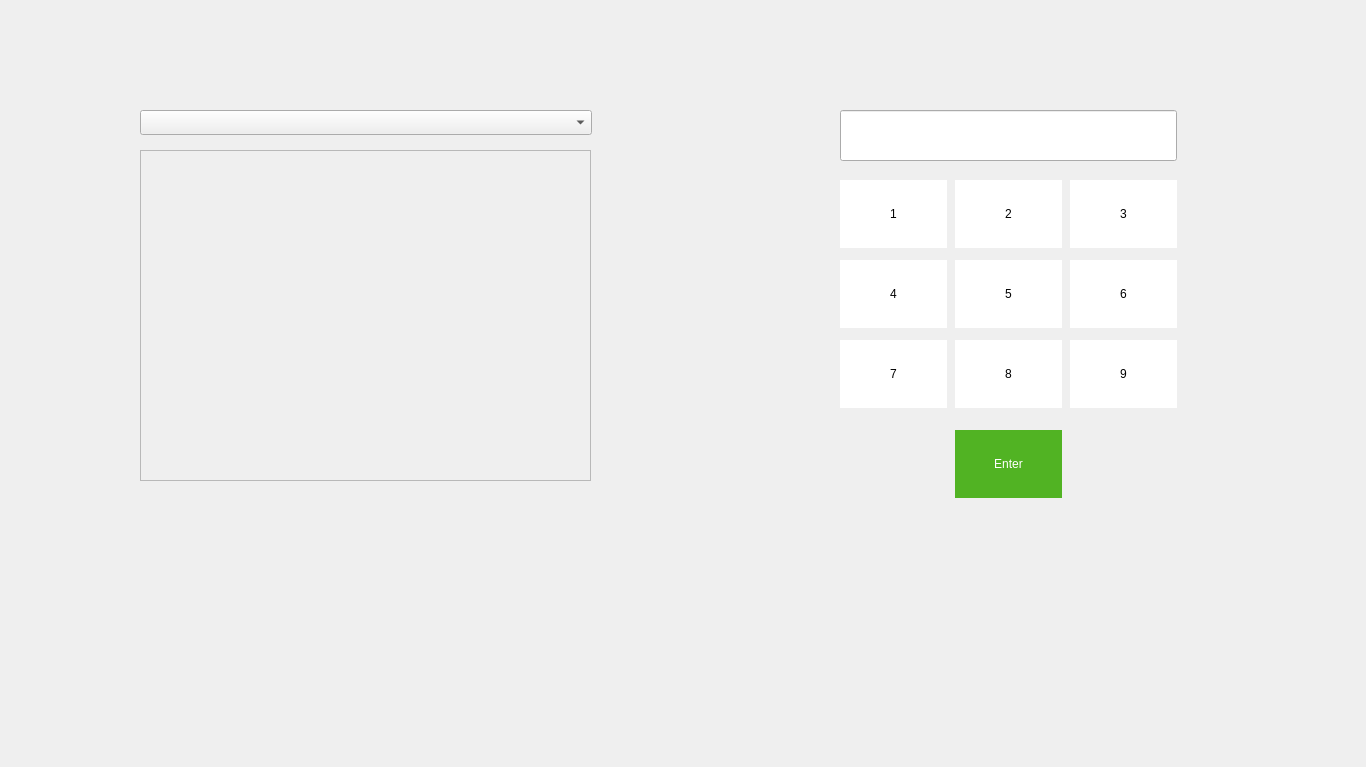
AngelGenis/Appetizer, file appetizer-core/mainwindow.ui: the form before one commit.
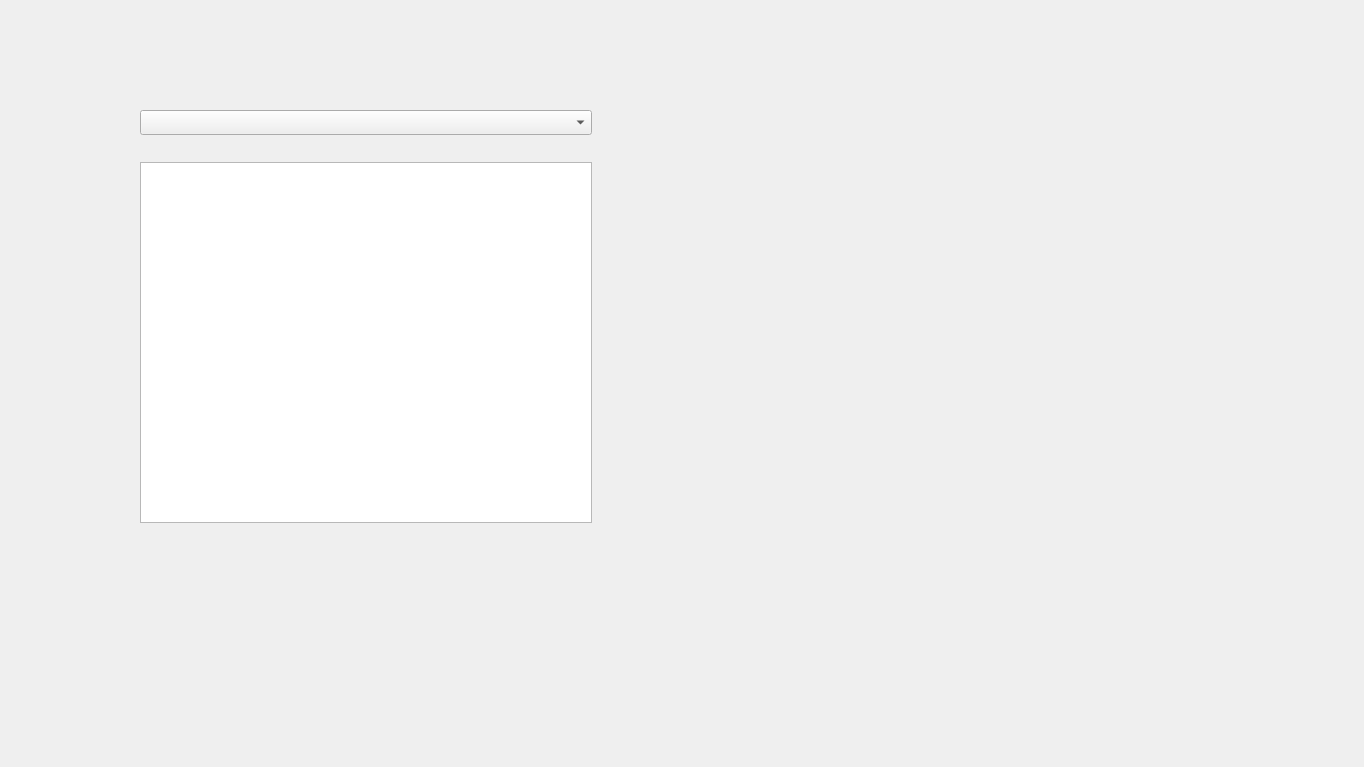
The form after the commit. Custom widgets are drawn as their Qt base class.

Commit message:
GUI De login y servicio de Autenticación completado.
* Se creo el componente KeypadWidget para reutilizar
  si es necesario la entrada del teclado númerico.

* La lista de usuarios se muestra en un QListView
  pero usando la clase RolesItemDelegate.

```diff
--- a/appetizer-core/mainwindow.ui
+++ b/appetizer-core/mainwindow.ui
@@ -6,13 +6,21 @@
    <rect>
     <x>0</x>
     <y>0</y>
-    <width>1366</width>
+    <width>1364</width>
     <height>767</height>
    </rect>
   </property>
   <property name="windowTitle">
    <string>MainWindow</string>
   </property>
+  <property name="styleSheet">
+   <string notr="true">QListView,
+QTableView {
+    show-decoration-selected: 1; /* make the selection span the entire width of the view */
+    selection-background-color:  rgba(81, 179, 35, 50)
+}
+</string>
+  </property>
   <widget class="QWidget" name="centralwidget">
    <widget class="QStackedWidget" name="stackedWidget">
     <property name="geometry">
@@ -26,191 +34,7 @@
     <property name="currentIndex">
      <number>0</number>
     </property>
-    <widget class="QWidget" name="page">
-     <widget class="QLineEdit" name="line_numeros_ingresados">
-      <property name="geometry">
-       <rect>
-        <x>830</x>
-        <y>110</y>
-        <width>337</width>
-        <height>51</height>
-       </rect>
-      </property>
-     </widget>
-     <widget class="QPushButton" name="btn_1">
-      <property name="geometry">
-       <rect>
-        <x>830</x>
-        <y>180</y>
-        <width>107</width>
-        <height>68</height>
-       </rect>
-      </property>
-      <property name="styleSheet">
-       <string notr="true">background: white;
-border: none;</string>
-      </property>
-      <property name="text">
-       <string>1</string>
-      </property>
-     </widget>
-     <widget class="QPushButton" name="btn_2">
-      <property name="geometry">
-       <rect>
-        <x>945</x>
-        <y>180</y>
-        <width>107</width>
-        <height>68</height>
-       </rect>
-      </property>
-      <property name="styleSheet">
-       <string notr="true">background: white;
-border: none;</string>
-      </property>
-      <property name="text">
-       <string>2</string>
-      </property>
-     </widget>
-     <widget class="QPushButton" name="btn_3">
-      <property name="geometry">
-       <rect>
-        <x>1060</x>
-        <y>180</y>
-        <width>107</width>
-        <height>68</height>
-       </rect>
-      </property>
-      <property name="styleSheet">
-       <string notr="true">background: white;
-border: none;
-
-</string>
-      </property>
-      <property name="text">
-       <string>3</string>
-      </property>
-     </widget>
-     <widget class="QPushButton" name="btn_6">
-      <property name="geometry">
-       <rect>
-        <x>1060</x>
-        <y>260</y>
-        <width>107</width>
-        <height>68</height>
-       </rect>
-      </property>
-      <property name="styleSheet">
-       <string notr="true">background: white;
-border: none;</string>
-      </property>
-      <property name="text">
-       <string>6</string>
-      </property>
-     </widget>
-     <widget class="QPushButton" name="btn_4">
-      <property name="geometry">
-       <rect>
-        <x>830</x>
-        <y>260</y>
-        <width>107</width>
-        <height>68</height>
-       </rect>
-      </property>
-      <property name="styleSheet">
-       <string notr="true">background: white;
-border: none;
-</string>
-      </property>
-      <property name="text">
-       <string>4</string>
-      </property>
-     </widget>
-     <widget class="QPushButton" name="btn_5">
-      <property name="geometry">
-       <rect>
-        <x>945</x>
-        <y>260</y>
-        <width>107</width>
-        <height>68</height>
-       </rect>
-      </property>
-      <property name="styleSheet">
-       <string notr="true">background: white;
-border: none;</string>
-      </property>
-      <property name="text">
-       <string>5</string>
-      </property>
-     </widget>
-     <widget class="QPushButton" name="btn_7">
-      <property name="geometry">
-       <rect>
-        <x>830</x>
-        <y>340</y>
-        <width>107</width>
-        <height>68</height>
-       </rect>
-      </property>
-      <property name="styleSheet">
-       <string notr="true">background: white;
-border: none;</string>
-      </property>
-      <property name="text">
-       <string>7</string>
-      </property>
-     </widget>
-     <widget class="QPushButton" name="btn_9">
-      <property name="geometry">
-       <rect>
-        <x>1060</x>
-        <y>340</y>
-        <width>107</width>
-        <height>68</height>
-       </rect>
-      </property>
-      <property name="styleSheet">
-       <string notr="true">background: white;
-border: none;</string>
-      </property>
-      <property name="text">
-       <string>9</string>
-      </property>
-     </widget>
-     <widget class="QPushButton" name="btn_8">
-      <property name="geometry">
-       <rect>
-        <x>945</x>
-        <y>340</y>
-        <width>107</width>
-        <height>68</height>
-       </rect>
-      </property>
-      <property name="styleSheet">
-       <string notr="true">background: white;
-border: none;</string>
-      </property>
-      <property name="text">
-       <string>8</string>
-      </property>
-     </widget>
-     <widget class="QPushButton" name="btn_entrar">
-      <property name="geometry">
-       <rect>
-        <x>945</x>
-        <y>430</y>
-        <width>107</width>
-        <height>68</height>
-       </rect>
-      </property>
-      <property name="styleSheet">
-       <string notr="true">background: #51B323;
-border: none;
-color: white;</string>
-      </property>
-      <property name="text">
-       <string>Enter</string>
-      </property>
-     </widget>
+    <widget class="QWidget" name="loginPage">
      <widget class="QComboBox" name="lista_categorias">
       <property name="geometry">
        <rect>
@@ -221,39 +45,54 @@
        </rect>
       </property>
      </widget>
-     <widget class="QScrollArea" name="scrollArea">
+     <widget class="KeypadWidget" name="keypad" native="true">
+      <property name="geometry">
+       <rect>
+        <x>774</x>
+        <y>108</y>
+        <width>480</width>
+        <height>397</height>
+       </rect>
+      </property>
+      <property name="minimumSize">
+       <size>
+        <width>480</width>
+        <height>40</height>
+       </size>
+      </property>
+     </widget>
+     <widget class="QListView" name="userListView">
       <property name="geometry">
        <rect>
         <x>130</x>
-        <y>150</y>
-        <width>451</width>
-        <height>331</height>
+        <y>162</y>
+        <width>452</width>
+        <height>361</height>
        </rect>
       </property>
-      <property name="widgetResizable">
-       <bool>true</bool>
+      <property name="horizontalScrollBarPolicy">
+       <enum>Qt::ScrollBarAlwaysOff</enum>
       </property>
-      <widget class="QWidget" name="scrollAreaWidgetContents">
-       <property name="geometry">
-        <rect>
-         <x>0</x>
-         <y>0</y>
-         <width>449</width>
-         <height>329</height>
-        </rect>
-       </property>
-       <layout class="QHBoxLayout" name="horizontalLayout">
-        <item>
-         <layout class="QGridLayout" name="gridLayout"/>
-        </item>
-       </layout>
-      </widget>
+      <property name="editTriggers">
+       <set>QAbstractItemView::NoEditTriggers</set>
+      </property>
+      <property name="spacing">
+       <number>6</number>
+      </property>
      </widget>
     </widget>
     <widget class="QWidget" name="page_2"/>
    </widget>
   </widget>
  </widget>
+ <customwidgets>
+  <customwidget>
+   <class>KeypadWidget</class>
+   <extends>QWidget</extends>
+   <header>keypadwidget.h</header>
+   <container>1</container>
+  </customwidget>
+ </customwidgets>
  <resources/>
  <connections/>
 </ui>
```
Left out of the diff: 51 changed lines with no effect on the pictures. The commit also changes 15 other files.
